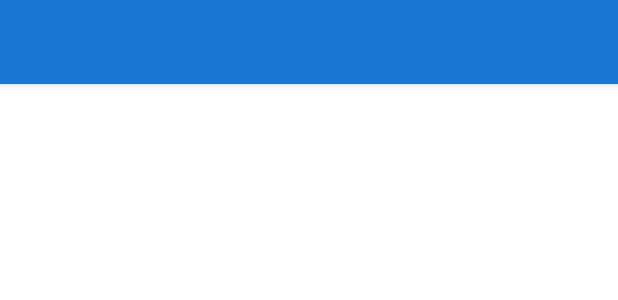
After one commit to RoberMiranda92/CountDown, an Android app: the layout fragment_event_list.xml on its own in the app's theme, with its tools: preview values and no code run, on a phone screen of 412 x 824 dp. The commit adds this screen. Shown: the top 300 px of the screen. Run offline under Robolectric (Android 15) with nearby library versions, the phone set to English and light mode, and no system bars.

```diff
--- a/app/src/main/java/com/robertomiranda/countdown/createevent/DateUtils.kt
+++ b/app/src/main/java/com/robertomiranda/countdown/DateUtils.kt
@@ -1,4 +1,4 @@
-package com.robertomiranda.countdown.createevent
+package com.robertomiranda.countdown
 
 import android.app.TimePickerDialog
 import android.content.Context
--- a/app/src/main/java/com/robertomiranda/countdown/createevent/CreateEventFragment.kt
+++ b/app/src/main/java/com/robertomiranda/countdown/createevent/CreateEventFragment.kt
@@ -12,6 +12,8 @@ import com.robertomiranda.countdown.R
 import com.robertomiranda.countdown.databinding.FragmentCreateEventBinding
 import com.robertomiranda.countdown.extensions.removeErrorOnTyping
 import com.robertomiranda.countdown.koin.Scopes
+import com.robertomiranda.countdown.showDatePicker
+import com.robertomiranda.countdown.showTimePicker
 import org.koin.androidx.viewmodel.ext.android.viewModel
 import org.koin.core.qualifier.named
 import org.koin.java.KoinJavaComponent.getKoin
--- /dev/null
+++ b/app/src/main/res/layout/fragment_event_list.xml
@@ -0,0 +1,33 @@
+<?xml version="1.0" encoding="utf-8"?>
+<layout xmlns:android="http://schemas.android.com/apk/res/android"
+    xmlns:app="http://schemas.android.com/apk/res-auto"
+    xmlns:tools="http://schemas.android.com/tools">
+
+    <data>
+
+        <variable
+            name="vm"
+            type="com.robertomiranda.countdown.eventlist.EventListViewModel" />
+
+    </data>
+
+    <androidx.constraintlayout.widget.ConstraintLayout
+        android:layout_width="match_parent"
+        android:layout_height="match_parent"
+        android:background="@drawable/rounded_primary_background"
+        tools:context=".eventlist.EventListFragment">
+
+        <com.google.android.material.appbar.MaterialToolbar
+            android:id="@+id/toolbar"
+            style="@style/ToolbarStyle"
+            android:layout_width="match_parent"
+            android:layout_height="?attr/actionBarSize"
+            android:background="?attr/colorPrimary"
+            app:layout_constraintStart_toEndOf="parent"
+            app:layout_constraintStart_toStartOf="parent"
+            app:layout_constraintTop_toTopOf="parent"
+            app:popupTheme="@style/AppTheme.PopupOverlay" />
+
+
+    </androidx.constraintlayout.widget.ConstraintLayout>
+</layout>
--- a/app/src/main/res/values/strings.xml
+++ b/app/src/main/res/values/strings.xml
@@ -1,5 +1,9 @@
 <resources>
     <string name="app_name">CountDown</string>
+
+
+    <!--Event List  Screen -->
+    <string name="event_list_title">Create a new event</string>
 
     <!--Create Event Screen -->
     <string name="create_event_title">Create a new event</string>
@@ -9,8 +13,6 @@
     <string name="create_event_event_start">Start</string>
     <string name="create_event_event_name_error">Event must contain more than 3 characters</string>
     <string name="create_event_event_date_error">Event date is invalid, please check it</string>
-
-
     <plurals name="create_event_days">
         <item quantity="one">%d \n day</item>
         <item quantity="other">%d \n days</item>
```
Also changed, not shown: app/build.gradle (+19 -12 lines), app/src/main/java/com/robertomiranda/countdown/createevent/CreateEventViewModel.kt (+7 -1 lines), app/src/main/java/com/robertomiranda/countdown/eventlist/EventListFragment.kt (added, +49 -0 lines), app/src/main/java/com/robertomiranda/countdown/eventlist/EventListViewModel.kt (added, +15 -0 lines), app/src/main/java/com/robertomiranda/countdown/koin/AppModule.kt (+9 -5 lines), app/src/main/res/navigation/nav_graph.xml (+9 -1 lines).
